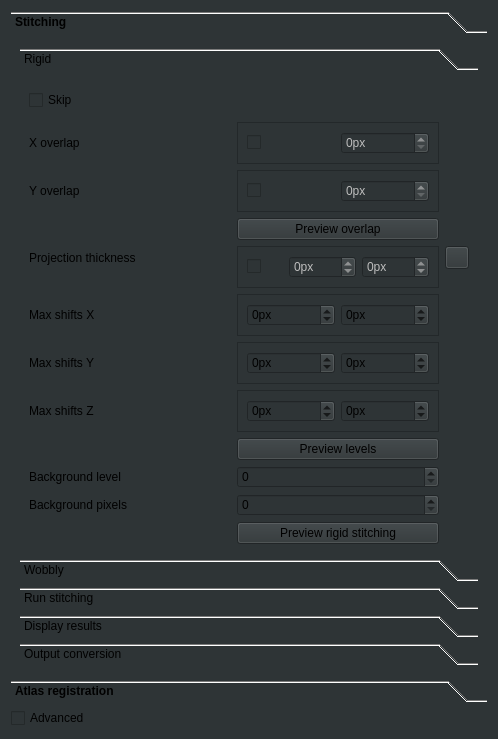
First picture: the form in ClearMap/gui/creator/alignment_tab.ui, repository ClearAnatomics/ClearMap, before the edit.
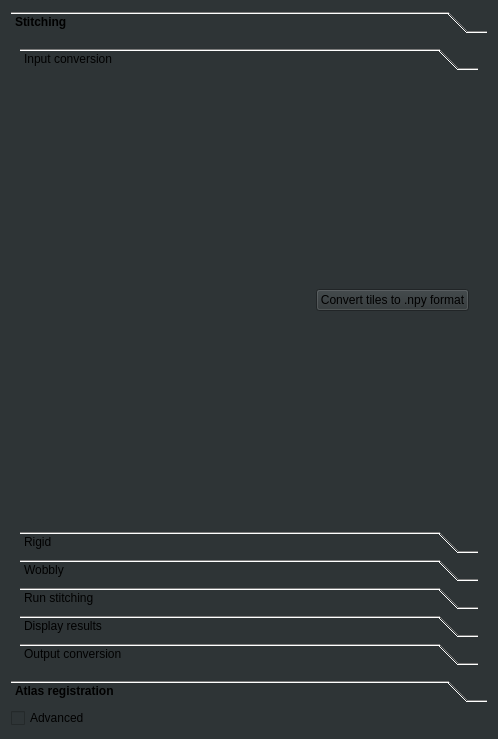
Second picture: the form after the edit. The open tabs and pages were chosen to show the change. Icons and pictures are not drawn.

Commit message: Adds option to force re conversion of tiles to npy

Patch:
```diff
--- a/ClearMap/gui/creator/alignment_tab.ui
+++ b/ClearMap/gui/creator/alignment_tab.ui
@@ -29,7 +29,6 @@
        </property>
        <property name="font">
         <font>
-         <weight>75</weight>
          <bold>true</bold>
         </font>
        </property>
@@ -42,7 +41,7 @@
           <x>0</x>
           <y>0</y>
           <width>478</width>
-          <height>619</height>
+          <height>631</height>
          </rect>
         </property>
         <attribute name="label">
@@ -54,13 +53,40 @@
            <property name="currentIndex">
             <number>0</number>
            </property>
+           <widget class="QWidget" name="page_8">
+            <attribute name="label">
+             <string>Input conversion</string>
+            </attribute>
+            <layout class="QGridLayout" name="gridLayout_6">
+             <item row="0" column="1">
+              <widget class="QPushButton" name="convertTilesToNpyPushButton">
+               <property name="text">
+                <string>Convert tiles to .npy format</string>
+               </property>
+              </widget>
+             </item>
+             <item row="0" column="0">
+              <spacer name="horizontalSpacer">
+               <property name="orientation">
+                <enum>Qt::Horizontal</enum>
+               </property>
+               <property name="sizeHint" stdset="0">
+                <size>
+                 <width>40</width>
+                 <height>20</height>
+                </size>
+               </property>
+              </spacer>
+             </item>
+            </layout>
+           </widget>
            <widget class="QWidget" name="page_3">
             <property name="geometry">
              <rect>
               <x>0</x>
               <y>0</y>
               <width>446</width>
-              <height>538</height>
+              <height>482</height>
              </rect>
             </property>
             <attribute name="label">
```
Left out of the diff: 30 changed lines with no effect on the pictures. The commit also changes 1 other file.
